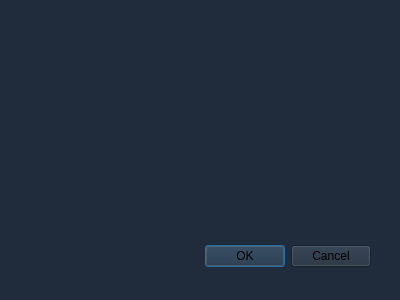
Above: ui/add_note.ui from phamnamkhanh0602/python-app before the change. Below: the same form after it.
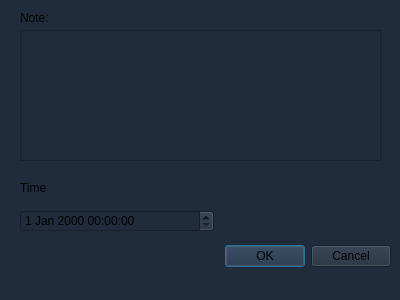
That is the form after the change.

```diff
--- a/ui/add_note.ui
+++ b/ui/add_note.ui
@@ -19,7 +19,7 @@
   <widget class="QDialogButtonBox" name="buttonBox">
    <property name="geometry">
     <rect>
-     <x>30</x>
+     <x>50</x>
      <y>240</y>
      <width>341</width>
      <height>32</height>
@@ -32,6 +32,52 @@
     <set>QDialogButtonBox::StandardButton::Cancel|QDialogButtonBox::StandardButton::Ok</set>
    </property>
   </widget>
+  <widget class="QTextEdit" name="txt_note">
+   <property name="geometry">
+    <rect>
+     <x>20</x>
+     <y>30</y>
+     <width>361</width>
+     <height>131</height>
+    </rect>
+   </property>
+  </widget>
+  <widget class="QDateTimeEdit" name="dt_time">
+   <property name="geometry">
+    <rect>
+     <x>20</x>
+     <y>210</y>
+     <width>194</width>
+     <height>22</height>
+    </rect>
+   </property>
+  </widget>
+  <widget class="QLabel" name="label">
+   <property name="geometry">
+    <rect>
+     <x>20</x>
+     <y>10</y>
+     <width>58</width>
+     <height>16</height>
+    </rect>
+   </property>
+   <property name="text">
+    <string>Note:</string>
+   </property>
+  </widget>
+  <widget class="QLabel" name="label_2">
+   <property name="geometry">
+    <rect>
+     <x>20</x>
+     <y>180</y>
+     <width>58</width>
+     <height>16</height>
+    </rect>
+   </property>
+   <property name="text">
+    <string>Time</string>
+   </property>
+  </widget>
  </widget>
  <resources/>
  <connections>
```
